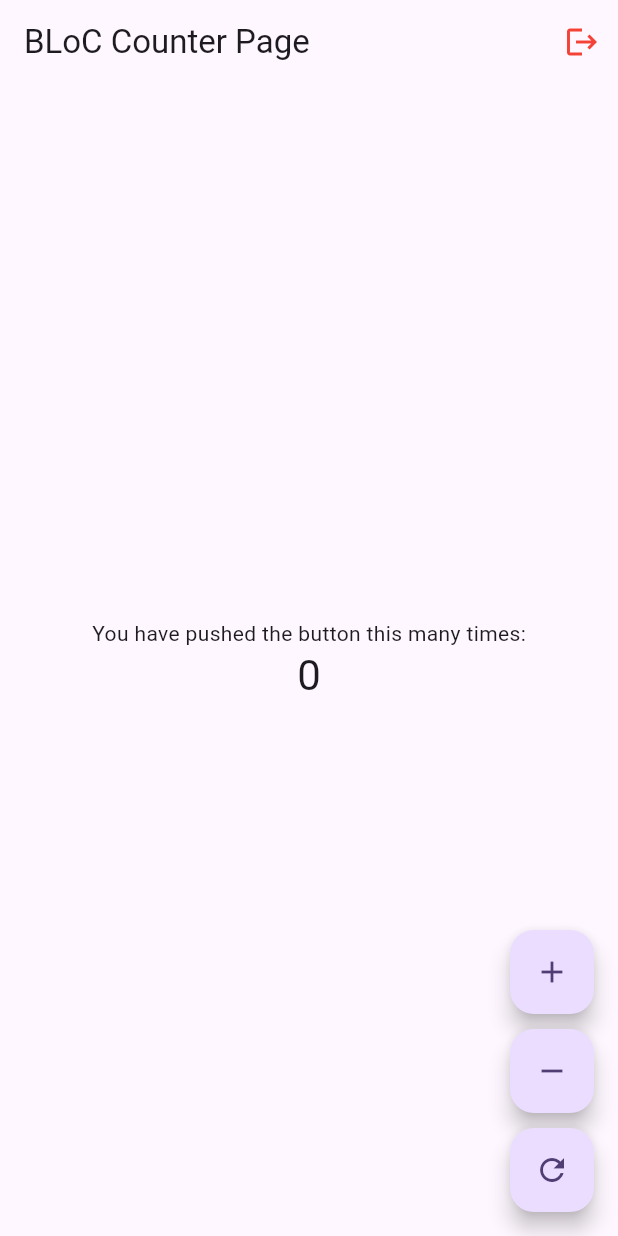
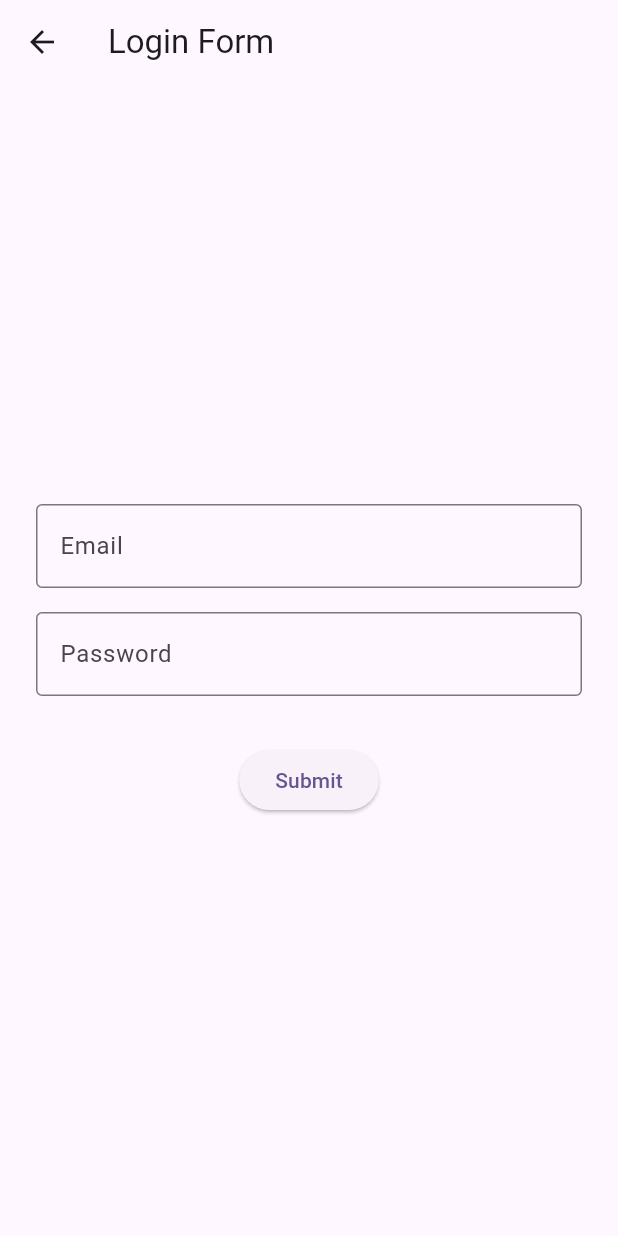
Before and after one commit to rohitjaiswal2001/BLOC-, a Flutter app: the screen it shows after launch, after a tap on the "login" icon, on a phone screen of 412 x 824 dp. Run offline on Flutter 3.47's test engine with Material 3 defaults, Android fonts, the light colour scheme and no system bars; our stand-ins replace equatable, flutter_bloc.

Commit message:
Step 7: Form Validation with BLoC

```diff
--- /dev/null
+++ b/lib/bloc/form/form_bloc.dart
@@ -0,0 +1,45 @@
+import 'package:flutter_bloc/flutter_bloc.dart';
+import 'package:equatable/equatable.dart';
+
+part 'form_event.dart';
+part 'form_state.dart';
+
+class FormBloc extends Bloc<FormEvent, LoginFormState> {
+  FormBloc() : super(const LoginFormState()) {
+    on<EmailChanged>((event, emit) {
+      emit(state.copyWith(email: event.email));
+    });
+
+    on<PasswordChanged>((event, emit) {
+      emit(state.copyWith(password: event.password));
+    });
+
+    on<FormSubmitted>((event, emit) async {
+      // Basic validation
+      if (state.email.isEmpty || !state.email.contains('@')) {
+        emit(state.copyWith(
+          status: FormStatus.failure,
+          errorMessage: 'Please enter a valid email address.',
+        ));
+        return;
+      }
+
+      if (state.password.length < 6) {
+        emit(state.copyWith(
+          status: FormStatus.failure,
+          errorMessage: 'Password must be at least 6 characters.',
+        ));
+        return;
+      }
+
+      // If valid, start submitting
+      emit(state.copyWith(status: FormStatus.submitting));
+
+      // Simulate network request
+      await Future.delayed(const Duration(seconds: 2));
+
+      // Simulate a successful login
+      emit(state.copyWith(status: FormStatus.success));
+    });
+  }
+}
--- /dev/null
+++ b/lib/bloc/form/form_event.dart
@@ -0,0 +1,28 @@
+part of 'form_bloc.dart';
+
+abstract class FormEvent extends Equatable {
+  const FormEvent();
+
+  @override
+  List<Object> get props => [];
+}
+
+class EmailChanged extends FormEvent {
+  final String email;
+
+  const EmailChanged(this.email);
+
+  @override
+  List<Object> get props => [email];
+}
+
+class PasswordChanged extends FormEvent {
+  final String password;
+
+  const PasswordChanged(this.password);
+
+  @override
+  List<Object> get props => [password];
+}
+
+class FormSubmitted extends FormEvent {}
--- /dev/null
+++ b/lib/bloc/form/form_state.dart
@@ -0,0 +1,35 @@
+part of 'form_bloc.dart';
+
+enum FormStatus { initial, submitting, success, failure }
+
+// Renamed to LoginFormState to avoid clash with Flutter's built-in FormState
+class LoginFormState extends Equatable {
+  final String email;
+  final String password;
+  final FormStatus status;
+  final String? errorMessage;
+
+  const LoginFormState({
+    this.email = '',
+    this.password = '',
+    this.status = FormStatus.initial,
+    this.errorMessage,
+  });
+
+  LoginFormState copyWith({
+    String? email,
+    String? password,
+    FormStatus? status,
+    String? errorMessage,
+  }) {
+    return LoginFormState(
+      email: email ?? this.email,
+      password: password ?? this.password,
+      status: status ?? this.status,
+      errorMessage: errorMessage ?? this.errorMessage,
+    );
+  }
+
+  @override
+  List<Object?> get props => [email, password, status, errorMessage];
+}
--- a/lib/main.dart
+++ b/lib/main.dart
@@ -2,6 +2,7 @@ import 'package:flutter/material.dart';
 import 'package:flutter_bloc/flutter_bloc.dart';
 import 'bloc/counter/counter_bloc.dart';
 import 'bloc/auth/auth_bloc.dart';
+import 'bloc/form/form_bloc.dart';
 import 'page/homepage.dart';
 
 void main() {
@@ -19,6 +20,10 @@ class MyApp extends StatelessWidget {
         BlocProvider<AuthBloc>(
           create: (context) => AuthBloc(),
         ),
+        BlocProvider<FormBloc>(
+          create: (context) => FormBloc(),
+        ),
+
         // CounterBloc needs AuthBloc as a dependency, so we read it from the context
         BlocProvider<CounterBloc>(
           create: (context) => CounterBloc(authBloc: context.read<AuthBloc>()),
--- a/lib/page/homepage.dart
+++ b/lib/page/homepage.dart
@@ -2,8 +2,11 @@ import 'package:flutter/material.dart';
 import 'package:flutter_bloc/flutter_bloc.dart';
 import '../bloc/counter/counter_bloc.dart';
 import '../bloc/auth/auth_bloc.dart';
+import 'data_page.dart';
+import 'login_page.dart';
 
 class MyHomePage extends StatelessWidget {
+
   final String title;
 
   const MyHomePage({super.key, required this.title});
@@ -27,15 +30,25 @@ class MyHomePage extends StatelessWidget {
               return IconButton(
                 icon: const Icon(Icons.login, color: Colors.green),
                 onPressed: () {
-                  context.read<AuthBloc>().add(LoginEvent());
+                  Navigator.of(context).push(
+                    MaterialPageRoute(builder: (context) => const LoginPage()),
+                  );
                 },
               );
             },
           ),
+          IconButton(
+            icon: const Icon(Icons.arrow_forward),
+            onPressed: () {
+              Navigator.of(
+                context,
+              ).push(MaterialPageRoute(builder: (context) => const DataPage()));
+            },
+          ),
         ],
+
       ),
       body: Center(
-
         // BlocListener listens to state changes but DOES NOT rebuild the UI.
         // It is used for "side effects" like showing SnackBars, Dialogs, or navigating.
         child: BlocListener<CounterBloc, CounterState>(
--- /dev/null
+++ b/lib/page/login_page.dart
@@ -0,0 +1,90 @@
+import 'package:flutter/material.dart';
+import 'package:flutter_bloc/flutter_bloc.dart';
+import '../bloc/form/form_bloc.dart';
+import '../bloc/auth/auth_bloc.dart';
+
+class LoginPage extends StatelessWidget {
+  const LoginPage({super.key});
+
+  @override
+  Widget build(BuildContext context) {
+    return Scaffold(
+      appBar: AppBar(title: const Text('Login Form')),
+      body: BlocListener<FormBloc, LoginFormState>(
+        listener: (context, state) {
+          if (state.status == FormStatus.success) {
+            // Log the user in via AuthBloc (BLoC-to-BLoC communication!)
+            context.read<AuthBloc>().add(LoginEvent());
+            ScaffoldMessenger.of(context).showSnackBar(
+              const SnackBar(content: Text('Login Successful!')),
+            );
+            Navigator.of(context).pop();
+          } else if (state.status == FormStatus.failure) {
+            ScaffoldMessenger.of(context).showSnackBar(
+              SnackBar(
+                content: Text(state.errorMessage ?? 'Authentication Failed'),
+              ),
+            );
+          }
+        },
+        child: Padding(
+          padding: const EdgeInsets.all(24.0),
+          child: Column(
+            mainAxisAlignment: MainAxisAlignment.center,
+            children: [
+              // Email Field
+              // buildWhen: Only rebuild this widget when the email field changes
+              BlocBuilder<FormBloc, LoginFormState>(
+                buildWhen: (previous, current) => previous.email != current.email,
+                builder: (context, state) {
+                  return TextField(
+                    onChanged: (value) =>
+                        context.read<FormBloc>().add(EmailChanged(value)),
+                    decoration: const InputDecoration(
+                      labelText: 'Email',
+                      border: OutlineInputBorder(),
+                    ),
+                  );
+                },
+              ),
+              const SizedBox(height: 16),
+              // Password Field
+              // buildWhen: Only rebuild this widget when the password field changes
+              BlocBuilder<FormBloc, LoginFormState>(
+                buildWhen: (previous, current) =>
+                    previous.password != current.password,
+                builder: (context, state) {
+                  return TextField(
+                    onChanged: (value) =>
+                        context.read<FormBloc>().add(PasswordChanged(value)),
+                    obscureText: true,
+                    decoration: const InputDecoration(
+                      labelText: 'Password',
+                      border: OutlineInputBorder(),
+                    ),
+                  );
+                },
+              ),
+              const SizedBox(height: 32),
+              // Submit Button - Only rebuilds when status changes
+              BlocBuilder<FormBloc, LoginFormState>(
+                buildWhen: (previous, current) =>
+                    previous.status != current.status,
+                builder: (context, state) {
+                  return state.status == FormStatus.submitting
+                      ? const CircularProgressIndicator()
+                      : ElevatedButton(
+                          onPressed: () {
+                            context.read<FormBloc>().add(FormSubmitted());
+                          },
+                          child: const Text('Submit'),
+                        );
+                },
+              ),
+            ],
+          ),
+        ),
+      ),
+    );
+  }
+}
```
Also changed, not shown: lib/bloc/data/data_bloc.dart (added, +25 -0 lines), lib/bloc/data/data_event.dart (added, +10 -0 lines), lib/bloc/data/data_state.dart (added, +30 -0 lines), lib/page/data_page.dart (added, +52 -0 lines), 1 other file.
